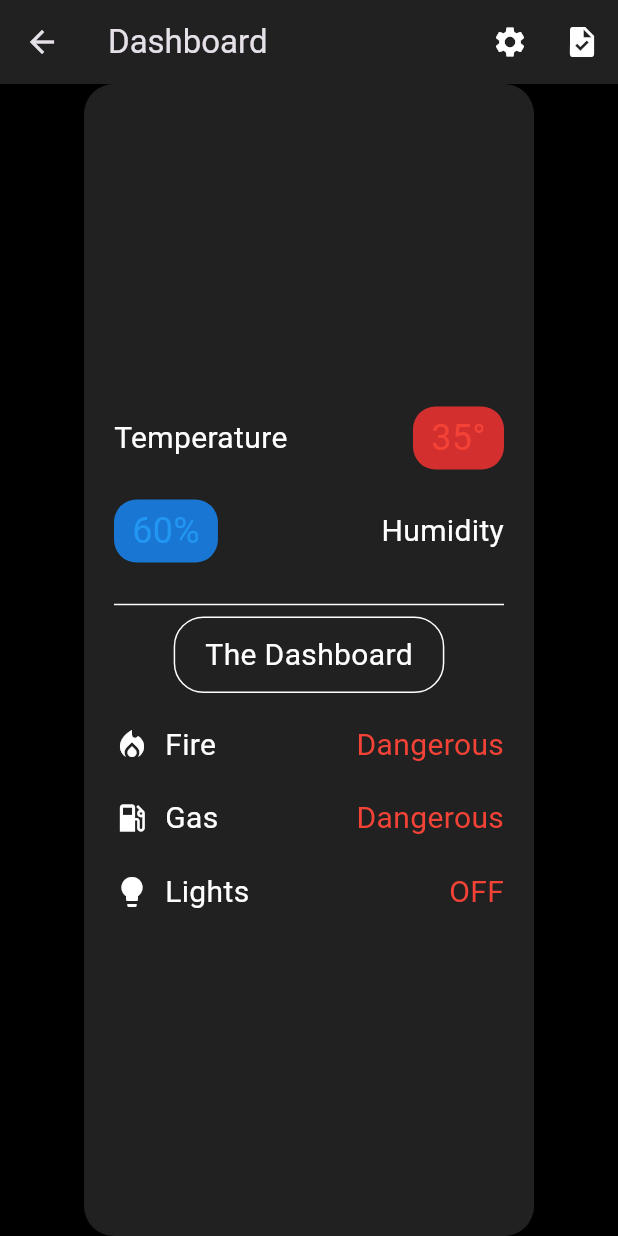
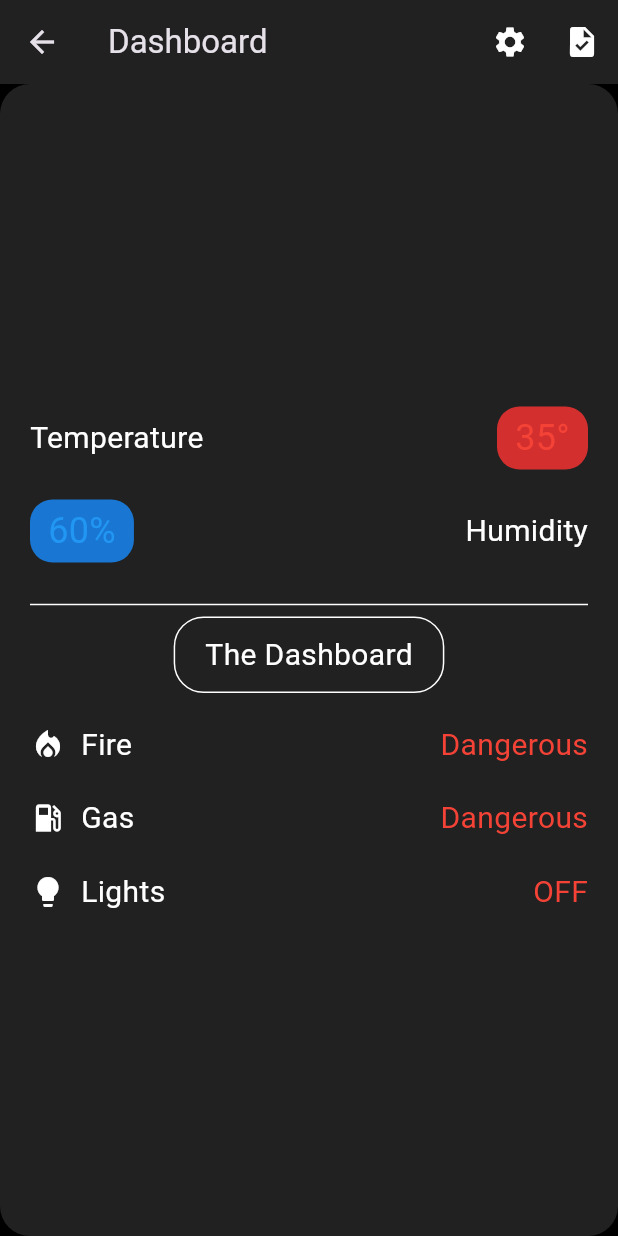
Before and after one commit to Khalil-Elemam/iot-final-project, a Flutter app: the DashboardPage screen opened by its route, on a phone screen of 412 x 824 dp. Run offline on Flutter 3.47's test engine with Material 3 defaults, Android fonts, the phone set to English and light mode, and no system bars; our stand-ins replace firebase_auth, firebase_core, fluttertoast; missing offline and left inert: mqtt_client; accounts and stored records are empty.

Commit message:
Update dashboard_page.dart

```diff
--- a/smart_home_mobile_app/lib/pages/dashboard_page.dart
+++ b/smart_home_mobile_app/lib/pages/dashboard_page.dart
@@ -35,7 +35,7 @@ class DashboardPage extends StatelessWidget {
       body: Center(
         child: AnimatedContainer(
           duration: const Duration(milliseconds: 300),
-          width: 300,
+
           padding: const EdgeInsets.all(20),
           decoration: BoxDecoration(
             color: Colors.grey[900],
```
